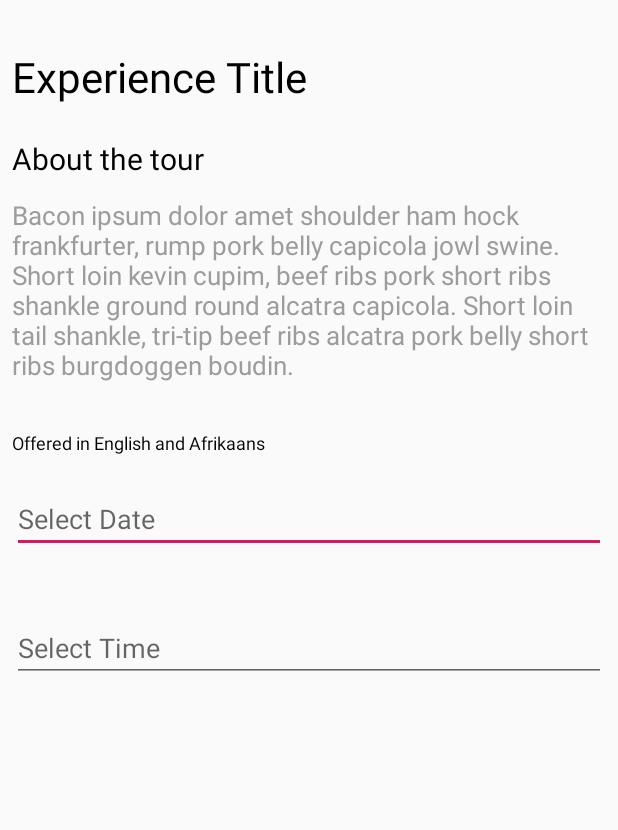
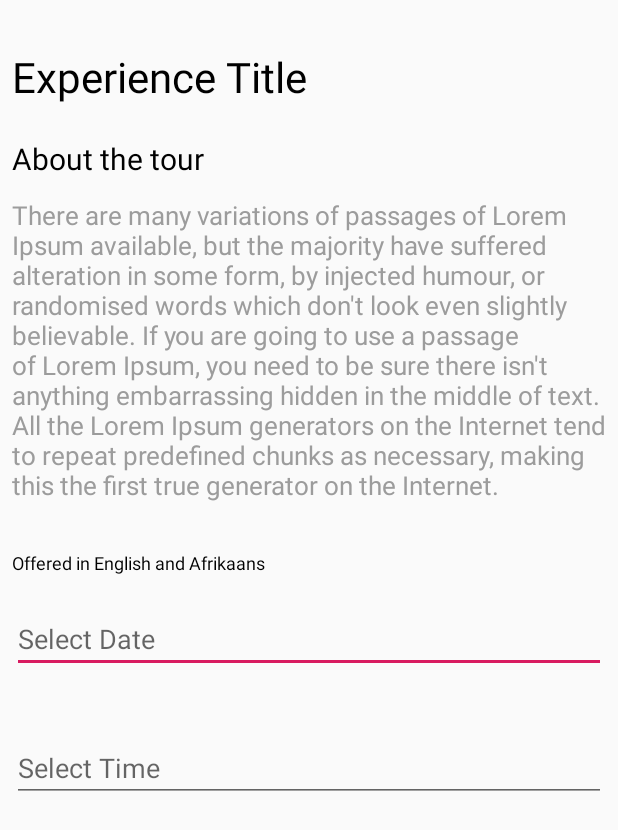
Before and after one commit to Guestlogix/traveler-android, an Android app: the layout fragment_catalog_item_details.xml on its own in the app's theme, with its tools: preview values and no code run, on a phone screen of 412 x 824 dp. Shown: the top 830 px of the screen. Run offline under Robolectric (Android 15) with nearby library versions, the phone set to English and light mode, and no system bars; network calls fail.

Commit message:
updated tools text

```diff
--- a/traveler_ui_kit/src/main/res/layout/fragment_catalog_item_details.xml
+++ b/traveler_ui_kit/src/main/res/layout/fragment_catalog_item_details.xml
@@ -33,7 +33,7 @@
                 android:layout_height="wrap_content"
                 android:id="@+id/descriptionTextView"
                 style="@style/BodyMainTextView"
-                tools:text="Bacon ipsum dolor amet shoulder ham hock frankfurter, rump pork belly capicola jowl swine. Short loin kevin cupim, beef ribs pork short ribs shankle ground round alcatra capicola. Short loin tail shankle, tri-tip beef ribs alcatra pork belly short ribs burgdoggen boudin."/>
+                tools:text="There are many variations of passages of Lorem Ipsum available, but the majority have suffered alteration in some form, by injected humour, or randomised words which don't look even slightly believable. If you are going to use a passage of Lorem Ipsum, you need to be sure there isn't anything embarrassing hidden in the middle of text. All the Lorem Ipsum generators on the Internet tend to repeat predefined chunks as necessary, making this the first true generator on the Internet."/>
 
         <TextView
                 android:layout_width="match_parent"
```
